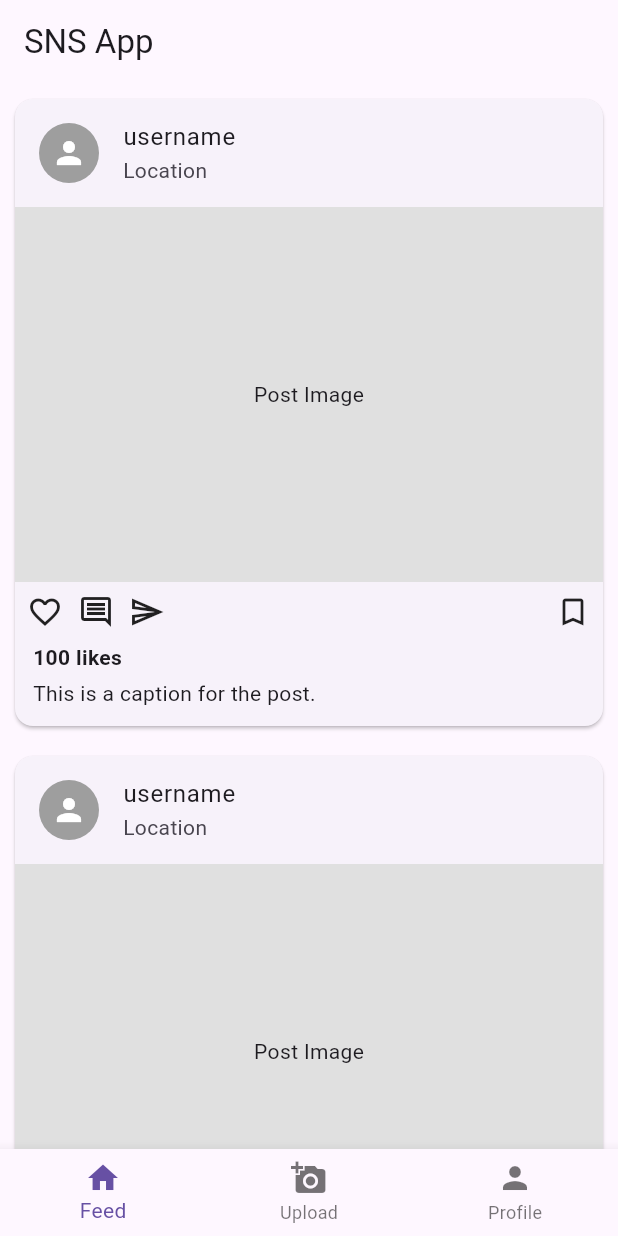
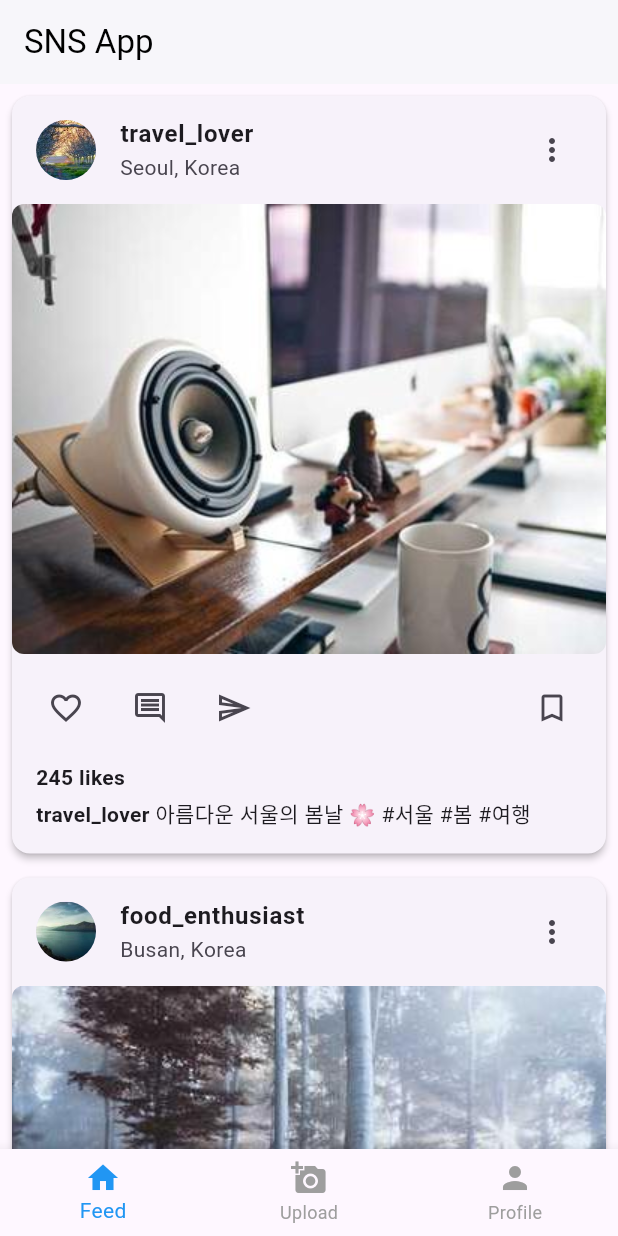
Before and after one commit to bskang7777/sns_app, a Flutter app: the screen it shows after launch, on a phone screen of 412 x 824 dp. Run offline on Flutter 3.47's test engine with Material 3 defaults, Android fonts, the phone set to English and light mode, and no system bars.

Commit message:
feat: Add images and enhance UI with real content

```diff
--- a/lib/main.dart
+++ b/lib/main.dart
@@ -47,27 +47,24 @@ class _MainScreenState extends State<MainScreen> {
     return Scaffold(
       appBar: AppBar(
         title: const Text('SNS App'),
+        backgroundColor: Colors.white,
+        foregroundColor: Colors.black,
+        elevation: 1,
       ),
-      body: Center(
-        child: _widgetOptions.elementAt(_selectedIndex),
-      ),
+      body: Center(child: _widgetOptions.elementAt(_selectedIndex)),
       bottomNavigationBar: BottomNavigationBar(
         items: const <BottomNavigationBarItem>[
-          BottomNavigationBarItem(
-            icon: Icon(Icons.home),
-            label: 'Feed',
-          ),
+          BottomNavigationBarItem(icon: Icon(Icons.home), label: 'Feed'),
           BottomNavigationBarItem(
             icon: Icon(Icons.add_a_photo),
             label: 'Upload',
           ),
-          BottomNavigationBarItem(
-            icon: Icon(Icons.person),
-            label: 'Profile',
-          ),
+          BottomNavigationBarItem(icon: Icon(Icons.person), label: 'Profile'),
         ],
         currentIndex: _selectedIndex,
         onTap: _onItemTapped,
+        selectedItemColor: Colors.blue,
+        unselectedItemColor: Colors.grey,
       ),
     );
   }
@@ -78,56 +75,122 @@ class FeedScreen extends StatelessWidget {
 
   @override
   Widget build(BuildContext context) {
+    final List<Map<String, dynamic>> posts = [
+      {
+        'username': 'travel_lover',
+        'location': 'Seoul, Korea',
+        'avatar': 'assets/images/user_avatar_1.jpg',
+        'image': 'assets/images/sample_post_1.jpg',
+        'likes': 245,
+        'caption': '아름다운 서울의 봄날 🌸 #서울 #봄 #여행',
+      },
+      {
+        'username': 'food_enthusiast',
+        'location': 'Busan, Korea',
+        'avatar': 'assets/images/user_avatar_2.jpg',
+        'image': 'assets/images/sample_post_2.jpg',
+        'likes': 189,
+        'caption': '부산 해산물의 맛! 🦐 #부산 #해산물 #맛집',
+      },
+      {
+        'username': 'nature_photographer',
+        'location': 'Jeju Island',
+        'avatar': 'assets/images/user_avatar_1.jpg',
+        'image': 'assets/images/sample_post_3.jpg',
+        'likes': 567,
+        'caption': '제주도의 아름다운 자연 🌿 #제주 #자연 #사진',
+      },
+    ];
+
     return ListView.builder(
-      itemCount: 10, // Display 10 placeholder posts
+      itemCount: posts.length,
       itemBuilder: (context, index) {
+        final post = posts[index];
         return Card(
-          margin: const EdgeInsets.all(10.0),
+          margin: const EdgeInsets.all(8.0),
+          elevation: 2,
           child: Column(
             crossAxisAlignment: CrossAxisAlignment.start,
             children: [
-              // Placeholder for user info
-              const ListTile(
+              // User info with avatar
+              ListTile(
                 leading: CircleAvatar(
-                  backgroundColor: Colors.grey,
-                  child: Icon(Icons.person, color: Colors.white),
+                  backgroundImage: AssetImage(post['avatar']),
+                  radius: 20,
                 ),
-                title: Text('username'),
-                subtitle: Text('Location'),
+                title: Text(
+                  post['username'],
+                  style: const TextStyle(fontWeight: FontWeight.bold),
+                ),
+                subtitle: Text(post['location']),
+                trailing: const Icon(Icons.more_vert),
               ),
-              // Placeholder for post image
+              // Post image
               Container(
-                height: 250,
-                color: Colors.grey[300],
-                child: const Center(child: Text('Post Image')),
+                width: double.infinity,
+                height: 300,
+                decoration: BoxDecoration(
+                  borderRadius: BorderRadius.circular(8),
+                ),
+                child: ClipRRect(
+                  borderRadius: BorderRadius.circular(8),
+                  child: Image.asset(post['image'], fit: BoxFit.cover),
+                ),
               ),
-              // Placeholder for action buttons
-              const Padding(
-                padding: EdgeInsets.all(8.0),
+              // Action buttons
+              Padding(
+                padding: const EdgeInsets.all(12.0),
                 child: Row(
                   mainAxisAlignment: MainAxisAlignment.spaceBetween,
                   children: [
                     Row(
                       children: [
-                        Icon(Icons.favorite_border),
-                        SizedBox(width: 10),
-                        Icon(Icons.comment_outlined),
-                        SizedBox(width: 10),
-                        Icon(Icons.send_outlined),
+                        IconButton(
+                          icon: const Icon(Icons.favorite_border),
+                          onPressed: () {},
+                        ),
+                        const SizedBox(width: 8),
+                        IconButton(
+                          icon: const Icon(Icons.comment_outlined),
+                          onPressed: () {},
+                        ),
+                        const SizedBox(width: 8),
+                        IconButton(
+                          icon: const Icon(Icons.send_outlined),
+                          onPressed: () {},
+                        ),
                       ],
                     ),
-                    Icon(Icons.bookmark_border),
+                    IconButton(
+                      icon: const Icon(Icons.bookmark_border),
+                      onPressed: () {},
+                    ),
                   ],
                 ),
               ),
-              // Placeholder for likes and caption
-              const Padding(
-                padding: EdgeInsets.symmetric(horizontal: 12.0),
-                child: Text('100 likes', style: TextStyle(fontWeight: FontWeight.bold)),
+              // Likes count
+              Padding(
+                padding: const EdgeInsets.symmetric(horizontal: 16.0),
+                child: Text(
+                  '${post['likes']} likes',
+                  style: const TextStyle(fontWeight: FontWeight.bold),
+                ),
               ),
-              const Padding(
-                padding: EdgeInsets.fromLTRB(12.0, 4.0, 12.0, 12.0),
-                child: Text('This is a caption for the post.'),
+              // Caption
+              Padding(
+                padding: const EdgeInsets.fromLTRB(16.0, 4.0, 16.0, 16.0),
+                child: RichText(
+                  text: TextSpan(
+                    style: DefaultTextStyle.of(context).style,
+                    children: [
+                      TextSpan(
+                        text: '${post['username']} ',
+                        style: const TextStyle(fontWeight: FontWeight.bold),
+                      ),
+                      TextSpan(text: post['caption']),
+                    ],
+                  ),
+                ),
               ),
             ],
           ),
@@ -136,7 +199,6 @@ class FeedScreen extends StatelessWidget {
     );
   }
 }
-
 
 class UploadScreen extends StatelessWidget {
   const UploadScreen({super.key});
@@ -147,21 +209,58 @@ class UploadScreen extends StatelessWidget {
       child: Column(
         mainAxisAlignment: MainAxisAlignment.center,
         children: [
-          const Icon(Icons.cloud_upload_outlined, size: 100, color: Colors.grey),
-          const SizedBox(height: 20),
-          const Text('Upload Your Photo', style: TextStyle(fontSize: 22, fontWeight: FontWeight.bold)),
-          const SizedBox(height: 10),
-          const Text('Select a photo from your gallery to share.', textAlign: TextAlign.center, style: TextStyle(fontSize: 16, color: Colors.grey)),
+          Container(
+            width: 200,
+            height: 200,
+            decoration: BoxDecoration(
+              color: Colors.grey[100],
+              borderRadius: BorderRadius.circular(20),
+              border: Border.all(color: Colors.grey[300]!, width: 2),
+            ),
+            child: Column(
+              mainAxisAlignment: MainAxisAlignment.center,
+              children: [
+                Icon(
+                  Icons.cloud_upload_outlined,
+                  size: 80,
+                  color: Colors.grey[600],
+                ),
+                const SizedBox(height: 16),
+                Text(
+                  '사진을 업로드하세요',
+                  style: TextStyle(
+                    fontSize: 18,
+                    fontWeight: FontWeight.bold,
+                    color: Colors.grey[700],
+                  ),
+                ),
+              ],
+            ),
+          ),
+          const SizedBox(height: 30),
+          const Text(
+            '갤러리에서 사진을 선택하여 공유하세요',
+            textAlign: TextAlign.center,
+            style: TextStyle(fontSize: 16, color: Colors.grey),
+          ),
           const SizedBox(height: 30),
           ElevatedButton.icon(
             onPressed: () {
               // TODO: Implement image picking functionality
+              ScaffoldMessenger.of(context).showSnackBar(
+                const SnackBar(
+                  content: Text('이미지 선택 기능이 곧 추가됩니다!'),
+                  duration: Duration(seconds: 2),
+                ),
+              );
             },
             icon: const Icon(Icons.add_photo_alternate_outlined),
-            label: const Text('Select from Gallery'),
+            label: const Text('갤러리에서 선택'),
             style: ElevatedButton.styleFrom(
               padding: const EdgeInsets.symmetric(horizontal: 30, vertical: 15),
               textStyle: const TextStyle(fontSize: 16),
+              backgroundColor: Colors.blue,
+              foregroundColor: Colors.white,
             ),
           ),
         ],
@@ -170,53 +269,83 @@ class UploadScreen extends StatelessWidget {
   }
 }
 
-
 class ProfileScreen extends StatelessWidget {
   const ProfileScreen({super.key});
 
   @override
   Widget build(BuildContext context) {
+    final List<String> profileImages = [
+      'assets/images/sample_post_1.jpg',
+      'assets/images/sample_post_2.jpg',
+      'assets/images/sample_post_3.jpg',
+      'assets/images/sample_post_1.jpg',
+      'assets/images/sample_post_2.jpg',
+      'assets/images/sample_post_3.jpg',
+    ];
+
     return SingleChildScrollView(
       child: Column(
         children: [
           const SizedBox(height: 20),
-          const CircleAvatar(
+          // Profile avatar
+          CircleAvatar(
             radius: 50,
-            backgroundColor: Colors.grey,
-            child: Icon(Icons.person, size: 50, color: Colors.white),
+            backgroundImage: const AssetImage(
+              'assets/images/profile_avatar.jpg',
+            ),
+            backgroundColor: Colors.grey[300],
           ),
-          const SizedBox(height: 10),
-          const Text('Your Name', style: TextStyle(fontSize: 22, fontWeight: FontWeight.bold)),
-          const Text('@yourusername', style: TextStyle(fontSize: 16, color: Colors.grey)),
+          const SizedBox(height: 16),
+          // Profile name and username
+          const Text(
+            '김플러터',
+            style: TextStyle(fontSize: 24, fontWeight: FontWeight.bold),
+          ),
+          const Text(
+            '@flutter_dev',
+            style: TextStyle(fontSize: 16, color: Colors.grey),
+          ),
+          const SizedBox(height: 8),
+          const Text(
+            'Flutter 개발자 | 모바일 앱 개발 중',
+            textAlign: TextAlign.center,
+            style: TextStyle(fontSize: 14, color: Colors.grey),
+          ),
           const SizedBox(height: 20),
-          const Row(
+          // Stats
+          Row(
             mainAxisAlignment: MainAxisAlignment.spaceEvenly,
             children: [
-              Column(
-                children: [
-                  Text('100', style: TextStyle(fontSize: 18, fontWeight: FontWeight.bold)),
-                  Text('Posts', style: TextStyle(color: Colors.grey)),
-                ],
-              ),
-              Column(
-                children: [
-                  Text('1.2k', style: TextStyle(fontSize: 18, fontWeight: FontWeight.bold)),
-                  Text('Followers', style: TextStyle(color: Colors.grey)),
-                ],
-              ),
-              Column(
-                children: [
-                  Text('500', style: TextStyle(fontSize: 18, fontWeight: FontWeight.bold)),
-                  Text('Following', style: TextStyle(color: Colors.grey)),
-                ],
-              ),
+              _buildStatColumn('15', 'Posts'),
+              _buildStatColumn('1.2k', 'Followers'),
+              _buildStatColumn('500', 'Following'),
             ],
           ),
           const SizedBox(height: 20),
+          // Edit profile button
+          Padding(
+            padding: const EdgeInsets.symmetric(horizontal: 20),
+            child: SizedBox(
+              width: double.infinity,
+              child: OutlinedButton(
+                onPressed: () {},
+                style: OutlinedButton.styleFrom(
+                  padding: const EdgeInsets.symmetric(vertical: 12),
+                  side: const BorderSide(color: Colors.grey),
+                ),
+                child: const Text(
+                  '프로필 편집',
+                  style: TextStyle(color: Colors.black),
+                ),
+              ),
+            ),
+          ),
+          const SizedBox(height: 20),
+          // Posts grid
           GridView.builder(
             shrinkWrap: true,
             physics: const NeverScrollableScrollPhysics(),
-            itemCount: 15, // Display 15 placeholder grid items
+            itemCount: profileImages.length,
             gridDelegate: const SliverGridDelegateWithFixedCrossAxisCount(
               crossAxisCount: 3,
               crossAxisSpacing: 2,
@@ -224,8 +353,13 @@ class ProfileScreen extends StatelessWidget {
             ),
             itemBuilder: (context, index) {
               return Container(
-                color: Colors.grey[300],
-                child: const Center(child: Text('Post')),
+                decoration: BoxDecoration(
+                  borderRadius: BorderRadius.circular(4),
+                ),
+                child: ClipRRect(
+                  borderRadius: BorderRadius.circular(4),
+                  child: Image.asset(profileImages[index], fit: BoxFit.cover),
+                ),
               );
             },
           ),
@@ -233,4 +367,16 @@ class ProfileScreen extends StatelessWidget {
       ),
     );
   }
+
+  Widget _buildStatColumn(String count, String label) {
+    return Column(
+      children: [
+        Text(
+          count,
+          style: const TextStyle(fontSize: 20, fontWeight: FontWeight.bold),
+        ),
+        Text(label, style: const TextStyle(color: Colors.grey)),
+      ],
+    );
+  }
 }
--- a/pubspec.yaml
+++ b/pubspec.yaml
@@ -58,9 +58,8 @@ flutter:
   uses-material-design: true
 
   # To add assets to your application, add an assets section, like this:
-  # assets:
-  #   - images/a_dot_burr.jpeg
-  #   - images/a_dot_ham.jpeg
+  assets:
+    - assets/images/
 
   # An image asset can refer to one or more resolution-specific "variants", see
   # https://flutter.dev/to/resolution-aware-images
```
Also changed, not shown: assets/images/profile_avatar.jpg (added), assets/images/sample_post_1.jpg (added), assets/images/sample_post_2.jpg (added), assets/images/sample_post_3.jpg (added), assets/images/user_avatar_1.jpg (added), assets/images/user_avatar_2.jpg (added).
